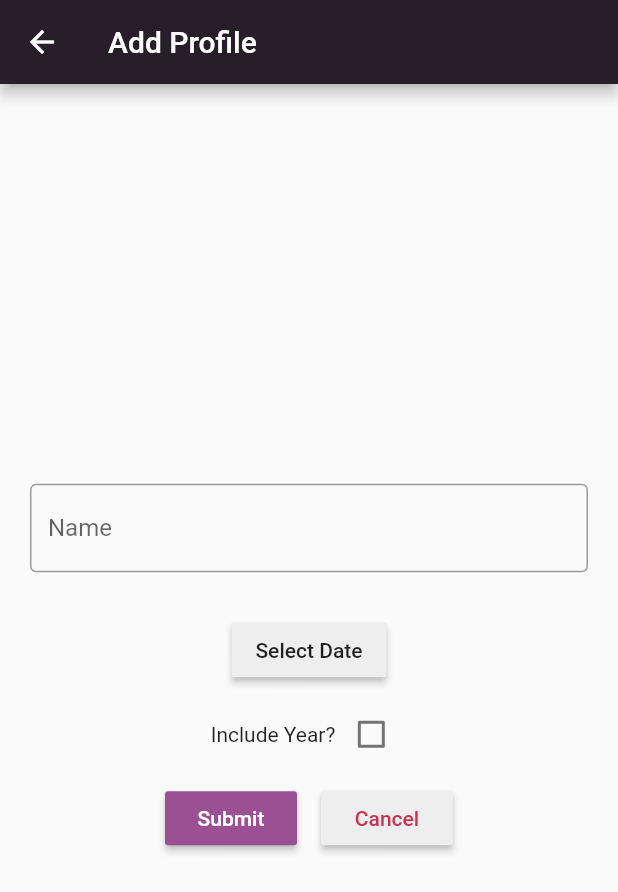
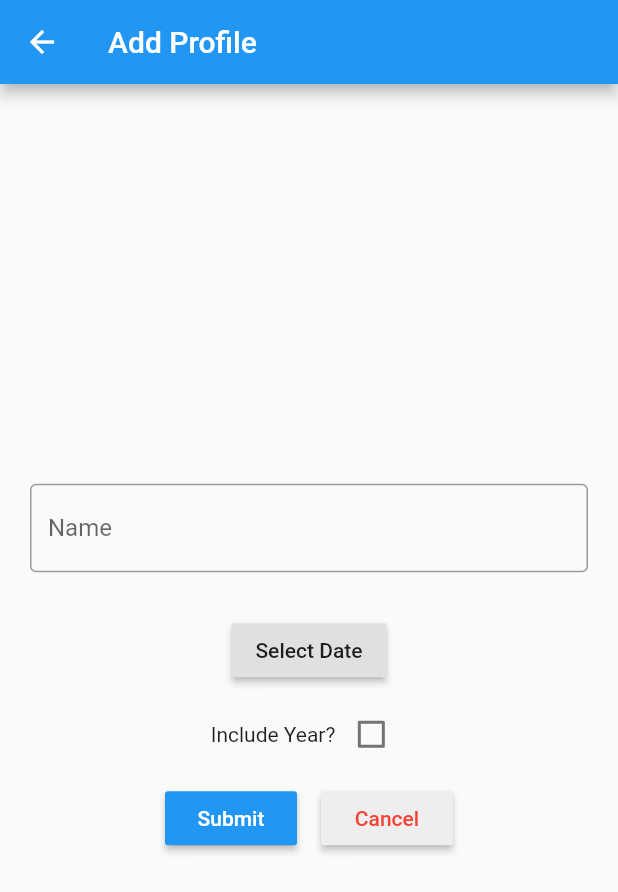
Before and after one commit to eeoooue/BirthdayTracker, a Flutter app: the screen it shows after launch, item 2 of the bottom bar chosen, after a tap on the "add" icon, on a phone screen of 412 x 824 dp. Shown: the top 892 px of the screen. Run offline on Flutter 3.47's test engine with Material 2 defaults, Android fonts, the phone set to English and light mode, and no system bars; our stand-ins replace hive_flutter, image_picker; accounts and stored records are empty.

Commit message:
Revert "styling - introduced violet/raisin theme"

```diff
--- a/birthdaytracker/lib/main.dart
+++ b/birthdaytracker/lib/main.dart
@@ -19,8 +19,6 @@ class MyApp extends StatelessWidget {
   @override
   Widget build(BuildContext context) {
     return MaterialApp(
-      theme: ThemeData(
-          colorScheme: ColorScheme.fromSwatch(primarySwatch: Colors.purple)),
       debugShowCheckedModeBanner: false,
       title: 'Flutter Demo',
       home: HomeFeed(),
--- a/birthdaytracker/lib/pages/add_profile.dart
+++ b/birthdaytracker/lib/pages/add_profile.dart
@@ -101,7 +101,7 @@ class _AddProfileState extends State<AddProfile> {
           "Add Profile",
           style: TextStyle(color: Colors.white),
         ),
-        backgroundColor: const Color.fromRGBO(40, 30, 42, 1),
+        backgroundColor: Colors.blue,
       ),
       body: Column(
         mainAxisAlignment: MainAxisAlignment.center,
--- a/birthdaytracker/lib/pages/edit_profile.dart
+++ b/birthdaytracker/lib/pages/edit_profile.dart
@@ -143,7 +143,7 @@ class _EditProfileState extends State<EditProfile> {
           "Edit Profile",
           style: TextStyle(color: Colors.white),
         ),
-        backgroundColor: const Color.fromRGBO(40, 30, 42, 1),
+        backgroundColor: Colors.blue,
       ),
       body: Column(
         mainAxisAlignment: MainAxisAlignment.center,
--- a/birthdaytracker/lib/pages/home_feed.dart
+++ b/birthdaytracker/lib/pages/home_feed.dart
@@ -40,19 +40,16 @@ class _HomeFeedState extends State<HomeFeed> {
   Widget build(BuildContext context) {
     return Scaffold(
       appBar: MyAppBar(),
-      backgroundColor: Colors.grey[300],
       bottomNavigationBar: BottomNavigationBar(
           onTap: _navigateBottomBar, items: navHelper.getNavBarItems()),
       body: Column(children: [
         const CurrentDateBanner(),
         Expanded(
-            child: ClipRect(
-          child: ListView.builder(
-              itemCount: profiles.length,
-              itemBuilder: (context, index) {
-                return BirthdayProfileBar(profiles[index]);
-              }),
-        ))
+            child: ListView.builder(
+                itemCount: profiles.length,
+                itemBuilder: (context, index) {
+                  return BirthdayProfileBar(profiles[index]);
+                }))
       ]),
     );
   }
--- a/birthdaytracker/lib/pages/profile_directory.dart
+++ b/birthdaytracker/lib/pages/profile_directory.dart
@@ -58,7 +58,6 @@ class _ProfileDirectoryState extends State<ProfileDirectory> {
         width: 100,
         child: FittedBox(
           child: FloatingActionButton(
-              backgroundColor: Color.fromRGBO(155, 80, 148, 1),
               onPressed: () {
                 navHelper.addProfile(context);
               },
--- a/birthdaytracker/lib/pages/view_profile.dart
+++ b/birthdaytracker/lib/pages/view_profile.dart
@@ -42,7 +42,7 @@ class _ViewProfileState extends State<ViewProfile> {
           "View Profile",
           style: TextStyle(color: Colors.white),
         ),
-        backgroundColor: const Color.fromRGBO(40, 30, 42, 1),
+        backgroundColor: Colors.blue,
       ),
       body: Column(mainAxisAlignment: MainAxisAlignment.center, children: [
         ProfilePicture(profile, 150),
--- a/birthdaytracker/lib/widgets/birthday_bar_name.dart
+++ b/birthdaytracker/lib/widgets/birthday_bar_name.dart
@@ -11,7 +11,7 @@ class BdayBarName extends StatelessWidget {
       padding: const EdgeInsets.all(16),
       child: Text(
         name,
-        style: const TextStyle(fontSize: 22, color: Colors.black54),
+        style: const TextStyle(fontSize: 22, color: Colors.black87),
       ),
     );
   }
--- a/birthdaytracker/lib/widgets/current_date_banner.dart
+++ b/birthdaytracker/lib/widgets/current_date_banner.dart
@@ -18,7 +18,7 @@ class CurrentDateBanner extends StatelessWidget {
   @override
   Widget build(BuildContext context) {
     return Container(
-      color: const Color.fromRGBO(155, 80, 148, 1),
+      color: const Color.fromARGB(255, 172, 217, 240),
       height: 32,
       child: Center(
           child: Text(
--- a/birthdaytracker/lib/widgets/my_app_bar.dart
+++ b/birthdaytracker/lib/widgets/my_app_bar.dart
@@ -9,6 +9,6 @@ class MyAppBar extends AppBar {
               style: TextStyle(color: Colors.white),
             ),
           ),
-          backgroundColor: const Color.fromRGBO(40, 30, 42, 1),
+          backgroundColor: Colors.blue,
         );
 }
--- a/birthdaytracker/lib/widgets/negative_action_button.dart
+++ b/birthdaytracker/lib/widgets/negative_action_button.dart
@@ -15,7 +15,7 @@ class NegativeActionButton extends StatelessWidget {
           myFunction();
         },
         color: Colors.grey[200],
-        textColor: Color.fromRGBO(206, 45, 79, 1),
+        textColor: Colors.red,
         child: Text(buttonText),
       ),
     );
--- a/birthdaytracker/lib/widgets/neutral_action_button.dart
+++ b/birthdaytracker/lib/widgets/neutral_action_button.dart
@@ -14,7 +14,7 @@ class NeutralActionButton extends StatelessWidget {
         onPressed: () {
           myFunction();
         },
-        color: Colors.grey[200],
+        color: Colors.grey[300],
         child: Text(buttonText),
       ),
     );
--- a/birthdaytracker/lib/widgets/positive_action_button.dart
+++ b/birthdaytracker/lib/widgets/positive_action_button.dart
@@ -14,7 +14,7 @@ class PositiveActionButton extends StatelessWidget {
         onPressed: () {
           myFunction();
         },
-        color: const Color.fromRGBO(155, 80, 148, 1),
+        color: Colors.blue,
         textColor: Colors.white,
         child: Text(buttonText),
       ),
--- a/birthdaytracker/lib/widgets/profile_picture_element.dart
+++ b/birthdaytracker/lib/widgets/profile_picture_element.dart
@@ -5,7 +5,7 @@ import 'dart:io';
 
 class ProfilePictureElement extends StatelessWidget {
   final BirthdayProfile profile;
-  final blank = Container(height: 100, width: 100, color: Colors.transparent);
+  final blank = Container(height: 100, width: 100, color: Colors.grey[400]);
 
   ProfilePictureElement(this.profile, {super.key});
 
```
Also changed, not shown: birthdaytracker/lib/widgets/birthday_bar_datebox.dart (+8 -21 lines), birthdaytracker/lib/widgets/birthday_profile_bar.dart (+1 -10 lines), birthdaytracker/lib/widgets/directory_elements.dart (+4 -17 lines).
